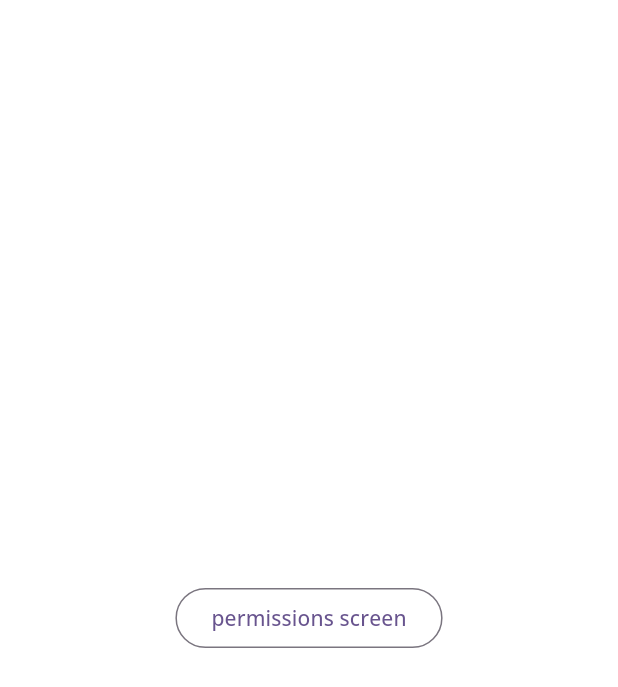
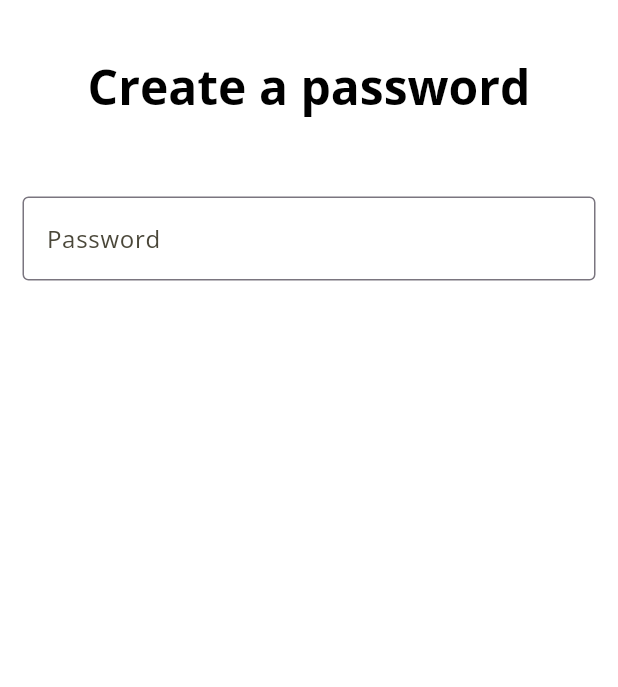
Before and after one commit to BrunaScauri/test-olliefy, a Flutter app: the Password screen opened directly, on a phone screen of 412 x 824 dp. Shown: the top 687 px of the screen. Run offline on Flutter 3.47's test engine with Material 3 defaults, Android fonts, the phone set to English and light mode, and no system bars; our stand-ins replace flutter_svg, google_fonts.

Commit message:
feat: updatePassword page

```diff
--- a/lib/modal/register_steps.dart
+++ b/lib/modal/register_steps.dart
@@ -127,22 +127,65 @@ final TextEditingController _emailController = TextEditingController();
     );
   }
 }
-class Password extends StatelessWidget {
+
+class Password extends StatefulWidget {
+  @override
+  _PasswordState createState() => _PasswordState();
+}
+
+class _PasswordState extends State<Password> {
+  final TextEditingController _passwordController = TextEditingController();
+
+  @override
+  void dispose() {
+    _passwordController.dispose();
+    super.dispose();
+  }
+
   @override
   Widget build(BuildContext context) {
     return Scaffold(
       backgroundColor: AppColors.white,
       body: Center(
         child: Container(
-          child: OutlinedButton(
-            onPressed: () {
-              Navigator.of(context).pushReplacement(
-                PageRouteBuilder(
-                  pageBuilder:(context, animation, secondaryAnimation) => Permissions(),
-                )
-              );
-            },
-            child: Text('permissions screen')
+          child: Column(
+            children: [
+              SizedBox(height: 10),
+              Column(
+                mainAxisAlignment: MainAxisAlignment.spaceAround,
+                children: [
+                  const SizedBox(height: 10),
+                  Padding(
+                    padding: EdgeInsets.all(16.0),
+                    child: RichText(
+                      text:TextSpan(style: GoogleFonts.openSans(fontSize: 32, fontWeight: FontWeight.bold, color: Colors.black), children: [
+                        TextSpan(text:'Create a password'),
+                      ])
+                    ),
+                  ),
+                ]
+              ),
+              const SizedBox(height: 20),
+              Consumer<UserModal>(
+              builder: (context, modal, child) {
+                return Padding(
+                  padding: const EdgeInsets.all(15.0),
+                  child: Container(
+                    constraints: BoxConstraints(maxWidth: 450),
+                    child: TextFormField(
+                      controller: _passwordController,
+                      onChanged: (value) {
+                        modal.updatePassword(value);
+                      },
+                      decoration: FormDecorations.textFieldDecoration(
+                        labelText: 'Password',
+                      ),
+                    ),
+                  )
+                );
+              },
+            ),
+            ]
           )
         )
       ),
```
